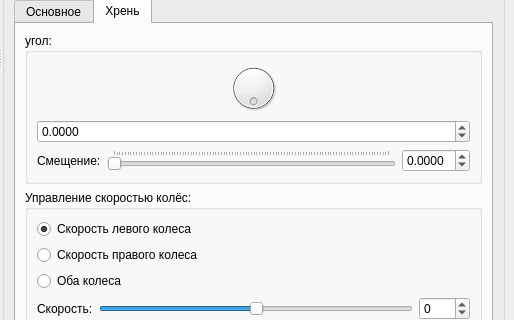
Qt form python/main_window.ui (AlexLexx706/robocar) before a commit; both pictures show x 321 to 835 and y 349 to 669 of the 835 by 812 pixel window.
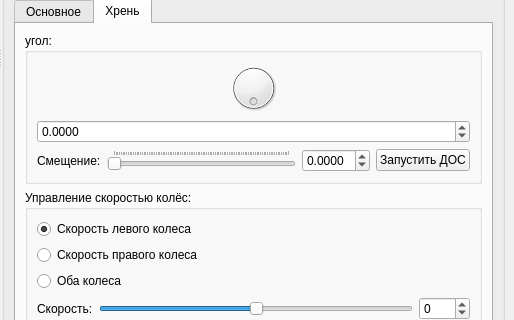
The same form after that commit. Custom widgets are drawn as their Qt base class.

What changed in the file:
```diff
--- a/python/main_window.ui
+++ b/python/main_window.ui
@@ -7,7 +7,7 @@
     <x>0</x>
     <y>0</y>
     <width>835</width>
-    <height>749</height>
+    <height>746</height>
    </rect>
   </property>
   <property name="windowTitle">
@@ -811,6 +811,13 @@
                    </property>
                   </widget>
                  </item>
+                 <item>
+                  <widget class="QPushButton" name="pushButton_sart_dos">
+                   <property name="text">
+                    <string>Запустить ДОС</string>
+                   </property>
+                  </widget>
+                 </item>
                 </layout>
                </item>
               </layout>
```
